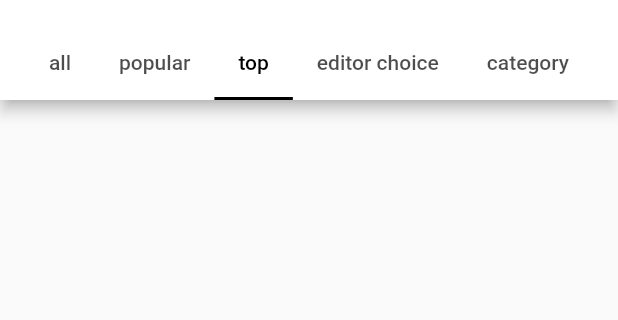
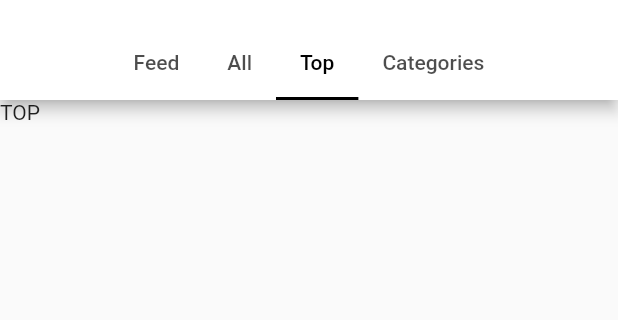
Before and after one commit to MatanB27/Storify, a Flutter app: the Feed screen opened directly, tab 3 chosen, on a phone screen of 412 x 824 dp, the part 110-430 px from its top. Run offline on Flutter 3.47's test engine with Material 2 defaults, Android fonts, the phone set to English and light mode, and no system bars; our stand-ins replace animated_text_kit, cached_network_image, carousel_slider, cloud_firestore, firebase_auth, firebase_core and 9 more; missing offline and left inert: animated_button, avatar_view, flutter_facebook_login; accounts and stored records are empty; network calls fail.

Commit message:
need to finish filters

```diff
--- a/lib/pages/feed.dart
+++ b/lib/pages/feed.dart
@@ -1,8 +1,11 @@
 import 'package:cloud_firestore/cloud_firestore.dart';
 import 'package:flutter/cupertino.dart'; //the font package
+import 'package:storify/pages/top_filter.dart';
+import 'package:storify/pages/categories_filter.dart';
 import 'package:flutter/material.dart';
 import 'package:provider/provider.dart';
 import 'package:storify/services/auth_service.dart';
+import 'package:storify/pages/all_filter.dart';
 import 'read_story.dart';
 import 'package:storify/widgets/story_ticket.dart';
 
@@ -67,23 +70,26 @@ class _FeedState extends State<Feed> with SingleTickerProviderStateMixin {
           "https://m.media-amazon.com/images/M/MV5BNWRiZGRjOGQtZjIzYy00MDc0LWIwYzktYTJlMTJlMWVkZjk5XkEyXkFqcGdeQXVyMjc4NzY1MTM@._V1_.jpg",
     ),
   ];
-  // This is a part of the top menu
-  // With all the tabs : all,top,popular...... 5 tabs
+  /*
+     This is a part of the top menu
+    With all the tabs : all,top,popular...... 5 tabs
+    TODO: Feed: stories of the user followings.
+    TODO: All: all of the stories in our app.
+    TODO: Top: highest stories rating.
+    TODO: Categories: stories by categories.
+  */
   List<Tab> tabList = [
     Tab(
-      child: Text('all'),
+      child: Text('Feed'),
     ),
     Tab(
-      child: Text('popular'),
+      child: Text('All'),
     ),
     Tab(
-      child: Text('top'),
+      child: Text('Top'),
     ),
     Tab(
-      child: Text('editor choice'),
-    ),
-    Tab(
-      child: Text('category'),
+      child: Text('Categories'),
     ),
   ];
 
@@ -171,22 +177,9 @@ class _FeedState extends State<Feed> with SingleTickerProviderStateMixin {
 
             // If you want to put list in other category put it inside the containers
             // Each container include other category - those are the tabs
-            Padding(
-              padding: EdgeInsets.all(8.0),
-              child: Container(),
-            ),
-            Padding(
-              padding: EdgeInsets.all(8.0),
-              child: Container(),
-            ),
-            Padding(
-              padding: EdgeInsets.all(8.0),
-              child: Container(),
-            ),
-            Padding(
-              padding: EdgeInsets.all(8.0),
-              child: Container(),
-            ),
+            AllFilter(),
+            TopFilter(),
+            CategoriesFilter(),
           ],
         ),
       ),
--- a/lib/pages/home.dart
+++ b/lib/pages/home.dart
@@ -1,5 +1,3 @@
-import 'package:cloud_firestore/cloud_firestore.dart';
-import 'package:firebase_storage/firebase_storage.dart';
 import 'package:flutter/cupertino.dart';
 import 'package:flutter/material.dart';
 import 'package:storify/services/auth_service.dart';
--- a/lib/pages/search.dart
+++ b/lib/pages/search.dart
@@ -162,7 +162,7 @@ class _SearchState extends State<Search>
                       color: Colors.white,
                       fontFamily: 'Pacifico',
                     ),
-                    speed: const Duration(milliseconds: 100),
+                    speed: const Duration(milliseconds: 150),
                   ),
                 ],
                 repeatForever: true,
--- /dev/null
+++ b/lib/pages/top_filter.dart
@@ -0,0 +1,15 @@
+import 'package:flutter/material.dart';
+
+class TopFilter extends StatefulWidget {
+  @override
+  _TopFilterState createState() => _TopFilterState();
+}
+
+class _TopFilterState extends State<TopFilter> {
+  @override
+  Widget build(BuildContext context) {
+    return Container(
+      child: Text('TOP'),
+    );
+  }
+}
```
Also changed, not shown: lib/pages/all_filter.dart (added, +10 -0 lines), lib/pages/categories_filter.dart (added, +15 -0 lines), lib/services/database.dart (+9 -0 lines).
